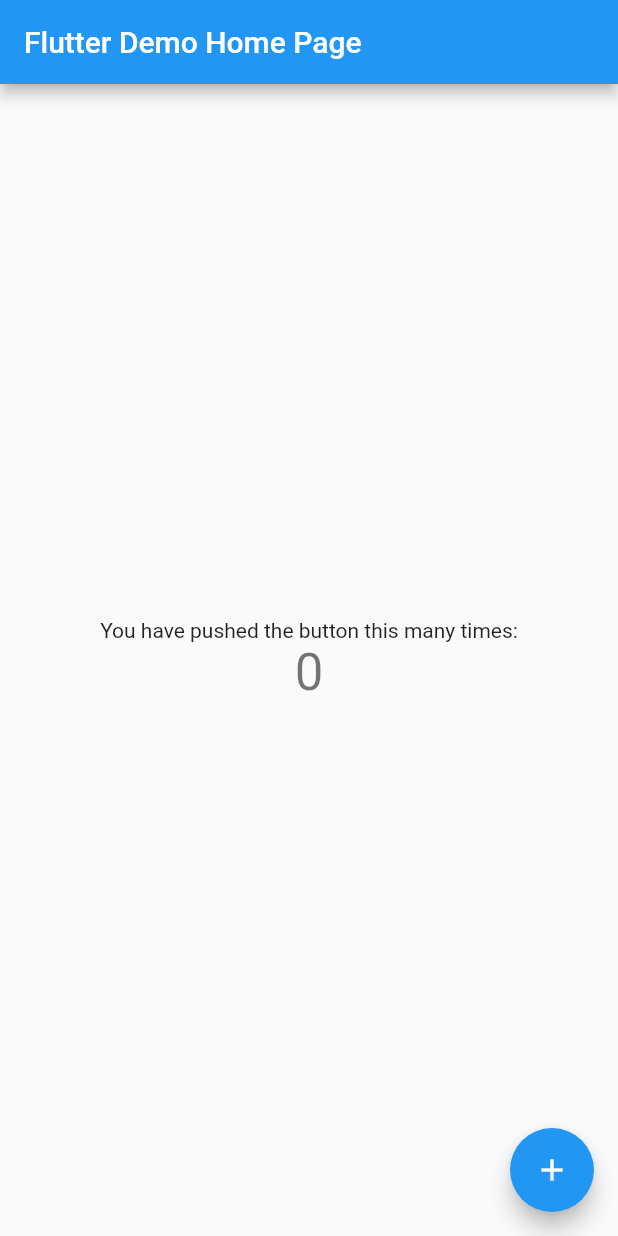
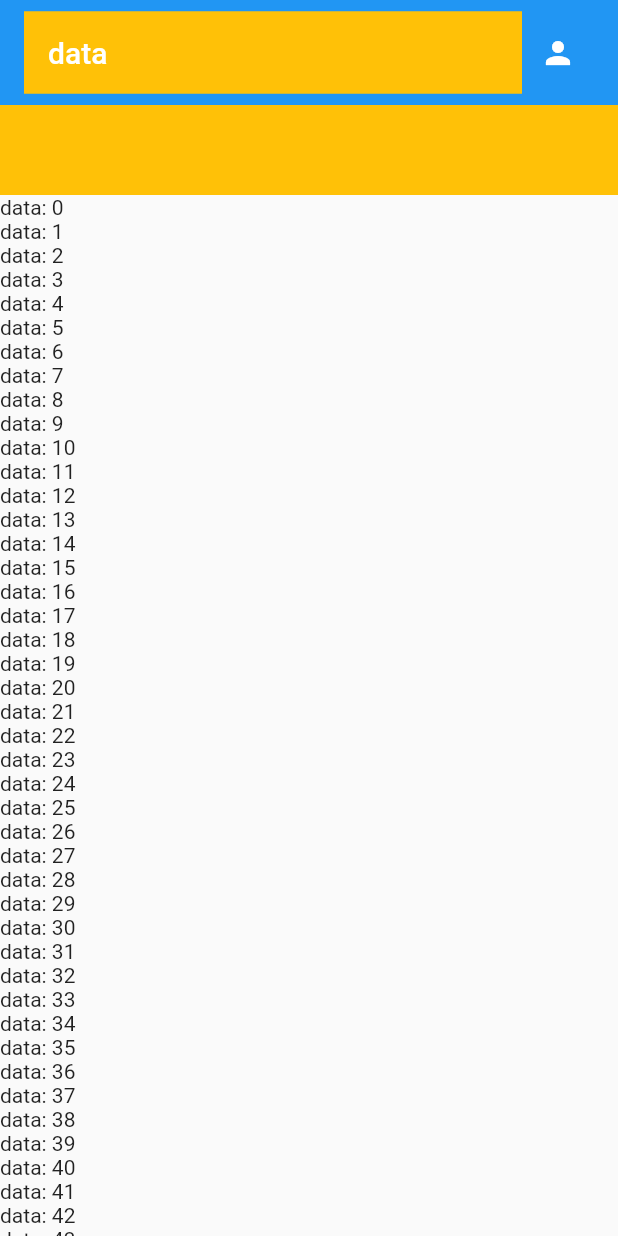
Before and after one commit to NischithB/GrabMeals, a Flutter app: the screen it shows after launch, on a phone screen of 412 x 824 dp. Run offline on Flutter 3.47's test engine with Material 2 defaults, Android fonts, the phone set to English and light mode, and no system bars.

Commit message:
Add slivers to HomeScreen

```diff
--- a/lib/main.dart
+++ b/lib/main.dart
@@ -1,115 +1,20 @@
 import 'package:flutter/material.dart';
+import 'package:grab_meals/ui/home_screen.dart';
 
 void main() {
-  runApp(const MyApp());
+  runApp(const GrabMealsApp());
 }
 
-class MyApp extends StatelessWidget {
-  const MyApp({Key? key}) : super(key: key);
+class GrabMealsApp extends StatelessWidget {
+  const GrabMealsApp({Key? key}) : super(key: key);
 
-  // This widget is the root of your application.
   @override
   Widget build(BuildContext context) {
     return MaterialApp(
-      title: 'Flutter Demo',
-      theme: ThemeData(
-        // This is the theme of your application.
-        //
-        // Try running your application with "flutter run". You'll see the
-        // application has a blue toolbar. Then, without quitting the app, try
-        // changing the primarySwatch below to Colors.green and then invoke
-        // "hot reload" (press "r" in the console where you ran "flutter run",
-        // or simply save your changes to "hot reload" in a Flutter IDE).
-        // Notice that the counter didn't reset back to zero; the application
-        // is not restarted.
-        primarySwatch: Colors.blue,
-      ),
-      home: const MyHomePage(title: 'Flutter Demo Home Page'),
+      initialRoute: HomeScreen.routeName,
+      routes: {
+        HomeScreen.routeName: (context) => const HomeScreen(),
+      },
     );
   }
 }
-
-class MyHomePage extends StatefulWidget {
-  const MyHomePage({Key? key, required this.title}) : super(key: key);
-
-  // This widget is the home page of your application. It is stateful, meaning
-  // that it has a State object (defined below) that contains fields that affect
-  // how it looks.
-
-  // This class is the configuration for the state. It holds the values (in this
-  // case the title) provided by the parent (in this case the App widget) and
-  // used by the build method of the State. Fields in a Widget subclass are
-  // always marked "final".
-
-  final String title;
-
-  @override
-  State<MyHomePage> createState() => _MyHomePageState();
-}
-
-class _MyHomePageState extends State<MyHomePage> {
-  int _counter = 0;
-
-  void _incrementCounter() {
-    setState(() {
-      // This call to setState tells the Flutter framework that something has
-      // changed in this State, which causes it to rerun the build method below
-      // so that the display can reflect the updated values. If we changed
-      // _counter without calling setState(), then the build method would not be
-      // called again, and so nothing would appear to happen.
-      _counter++;
-    });
-  }
-
-  @override
-  Widget build(BuildContext context) {
-    // This method is rerun every time setState is called, for instance as done
-    // by the _incrementCounter method above.
-    //
-    // The Flutter framework has been optimized to make rerunning build methods
-    // fast, so that you can just rebuild anything that needs updating rather
-    // than having to individually change instances of widgets.
-    return Scaffold(
-      appBar: AppBar(
-        // Here we take the value from the MyHomePage object that was created by
-        // the App.build method, and use it to set our appbar title.
-        title: Text(widget.title),
-      ),
-      body: Center(
-        // Center is a layout widget. It takes a single child and positions it
-        // in the middle of the parent.
-        child: Column(
-          // Column is also a layout widget. It takes a list of children and
-          // arranges them vertically. By default, it sizes itself to fit its
-          // children horizontally, and tries to be as tall as its parent.
-          //
-          // Invoke "debug painting" (press "p" in the console, choose the
-          // "Toggle Debug Paint" action from the Flutter Inspector in Android
-          // Studio, or the "Toggle Debug Paint" command in Visual Studio Code)
-          // to see the wireframe for each widget.
-          //
-          // Column has various properties to control how it sizes itself and
-          // how it positions its children. Here we use mainAxisAlignment to
-          // center the children vertically; the main axis here is the vertical
-          // axis because Columns are vertical (the cross axis would be
-          // horizontal).
-          mainAxisAlignment: MainAxisAlignment.center,
-          children: <Widget>[
-            const Text(
-              'You have pushed the button this many times:',
-            ),
-            Text(
-              '$_counter',
-              style: Theme.of(context).textTheme.headline4,
-            ),
-          ],
-        ),
-      ),
-      floatingActionButton: FloatingActionButton(
-        onPressed: _incrementCounter,
-        tooltip: 'Increment',
-        child: const Icon(Icons.add),
-      ), // This trailing comma makes auto-formatting nicer for build methods.
-    );
-  }
-}
--- /dev/null
+++ b/lib/ui/components/home_app_bar.dart
@@ -0,0 +1,21 @@
+import 'package:flutter/material.dart';
+
+class HomeAppBar extends StatelessWidget {
+  const HomeAppBar({Key? key}) : super(key: key);
+
+  @override
+  Widget build(BuildContext context) {
+    return Row(
+      children: [
+        Expanded(
+                  child: Container(
+                    padding: EdgeInsets.all(16),
+                    color: Colors.amber,
+                    child: Text('data'),
+                  ),
+                ),
+        IconButton(onPressed: (){}, icon: Icon(Icons.person))
+      ],
+    );
+  }
+}
--- /dev/null
+++ b/lib/ui/helper/sliver_header_delegate.dart
@@ -0,0 +1,33 @@
+import 'package:flutter/material.dart';
+import 'dart:math';
+
+class SliverHeaderDelegate extends SliverPersistentHeaderDelegate {
+  SliverHeaderDelegate({
+    required this.minHeight,
+    required this.maxHeight,
+    required this.child,
+  });
+
+  final Widget child;
+  final double minHeight;
+  final double maxHeight;
+
+  @override
+  Widget build(
+      BuildContext context, double shrinkOffset, bool overlapsContent) {
+    return child;
+  }
+
+  @override
+  double get maxExtent => max(maxHeight, minHeight);
+
+  @override
+  double get minExtent => minHeight;
+
+  @override
+  bool shouldRebuild(covariant SliverHeaderDelegate oldDelegate) {
+    return maxHeight != oldDelegate.maxHeight ||
+        minHeight != oldDelegate.minHeight ||
+        child != oldDelegate.child;
+  }
+}
--- /dev/null
+++ b/lib/ui/home_screen.dart
@@ -0,0 +1,43 @@
+import 'package:flutter/material.dart';
+import 'package:grab_meals/ui/components/home_app_bar.dart';
+import 'package:grab_meals/ui/helper/sliver_header_delegate.dart';
+
+class HomeScreen extends StatefulWidget {
+  const HomeScreen({Key? key}) : super(key: key);
+
+  static const routeName = '/homeScreen';
+
+  @override
+  State<HomeScreen> createState() => _HomeScreenState();
+}
+
+class _HomeScreenState extends State<HomeScreen> {
+  @override
+  Widget build(BuildContext context) {
+    return Scaffold(
+      body: SafeArea(
+        child: CustomScrollView(
+          slivers: [
+            const SliverAppBar(
+                floating: true,
+                automaticallyImplyLeading: false,
+                elevation: 0,
+                toolbarHeight: 70,
+                title: HomeAppBar()),
+            SliverPersistentHeader(
+                pinned: true,
+                delegate: SliverHeaderDelegate(
+                    minHeight: 60,
+                    maxHeight: 60,
+                    child: Container(color: Colors.amber))),
+            SliverList(
+              delegate: SliverChildBuilderDelegate((context, index) {
+                return Text('data: ${index}');
+              }, childCount: 100),
+            ),
+          ],
+        ),
+      ),
+    );
+  }
+}
```
Also changed, not shown: 1 other file.
